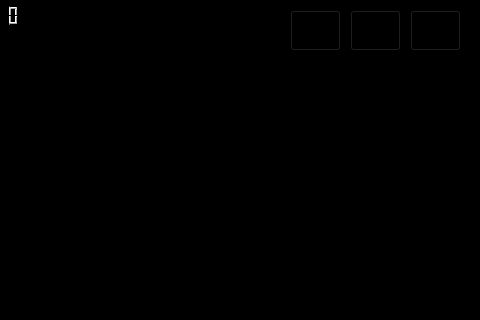
The window that Pulley_Town/niveles.ui (valentinaboterov/ProyectoFinal) describes before a commit, drawn with Qt 5; both pictures show x 320 to 800 and y 0 to 320 of the 800 by 800 pixel window.
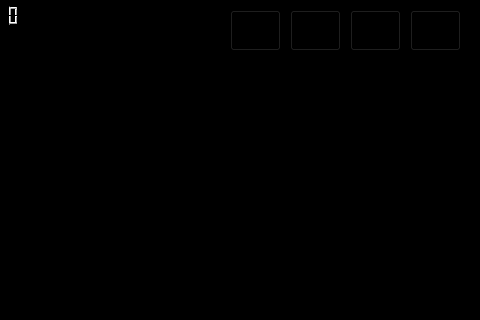
The same window after the commit. Icons and pictures are not drawn.

```diff
--- a/Pulley_Town/niveles.ui
+++ b/Pulley_Town/niveles.ui
@@ -196,6 +196,19 @@
     <string/>
    </property>
   </widget>
+  <widget class="QPushButton" name="musica">
+   <property name="geometry">
+    <rect>
+     <x>550</x>
+     <y>10</y>
+     <width>51</width>
+     <height>41</height>
+    </rect>
+   </property>
+   <property name="text">
+    <string/>
+   </property>
+  </widget>
  </widget>
  <resources>
   <include location="Imagenes.qrc"/>
```
